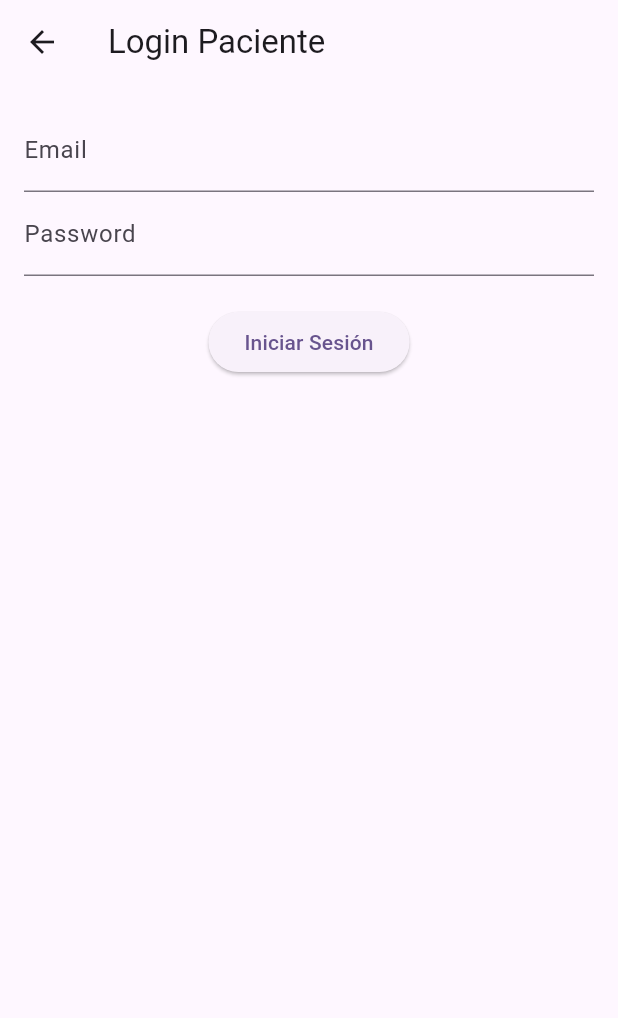
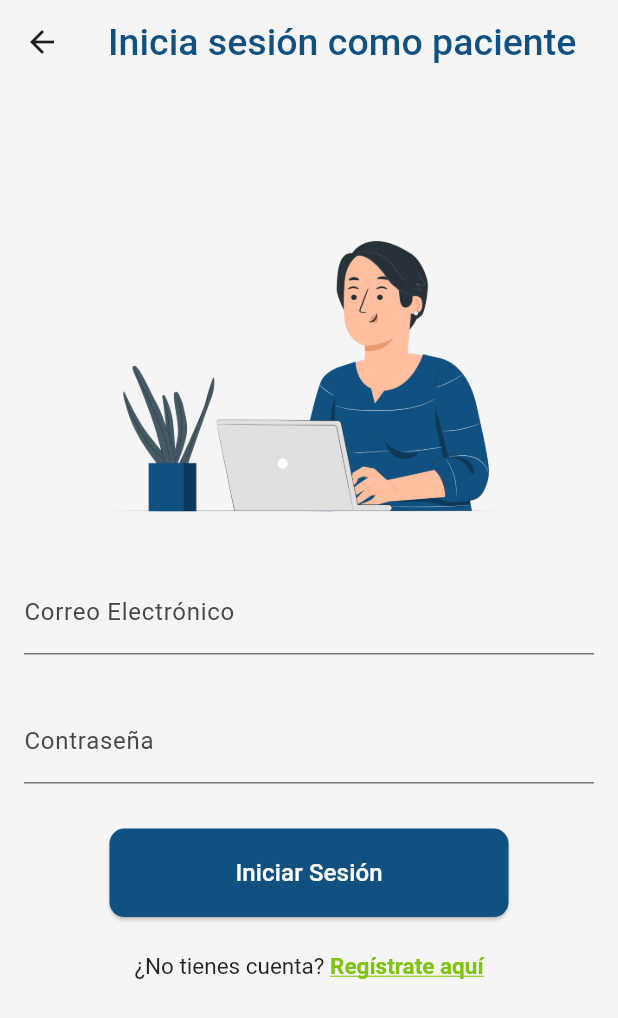
Before and after one commit to Danazaleon/MediConnect, a Flutter app: the screen it shows after launch, after a tap on "Como Paciente", on a phone screen of 412 x 824 dp. Shown: the top 1018 px of the screen. Run offline on Flutter 3.47's test engine with Material 3 defaults, Android fonts, the light colour scheme and no system bars; our stand-ins replace animated_toggle_switch, equatable, flutter_bloc, logger; Roboto replaces fonts that are missing (Verdana).

Commit message:
Parte visual del login y register

```diff
--- a/medi_connect/lib/constants/app_colors.dart
+++ b/medi_connect/lib/constants/app_colors.dart
@@ -6,6 +6,7 @@ class AppColors {
   static const Color background = Color(0xFFF5F5F5);
   static const Color white = Colors.white;
   static const Color black = Colors.black;
+  static const Color grey = Color.fromARGB(255, 120, 119, 119);
   static const Color accent = Color(0xFF870938);
   // Agrega más colores según tu diseño
 }
--- a/medi_connect/lib/main.dart
+++ b/medi_connect/lib/main.dart
@@ -5,6 +5,7 @@
 import 'package:medi_connect/screens/doctor_login_screen.dart';
 import 'package:medi_connect/screens/patient_login_screen.dart';
 import 'package:medi_connect/screens/role_selection_screen.dart';
+import 'package:medi_connect/widgets/register_screen.dart';
 
 void main() async {
   WidgetsFlutterBinding.ensureInitialized();
@@ -20,16 +21,14 @@
       child: MaterialApp(
       debugShowCheckedModeBanner: false,
       title: 'MediConnect',
-      theme: ThemeData(
-        colorScheme: ColorScheme.fromSeed(seedColor: Colors.deepPurple),
-        useMaterial3: true,
+      theme: ThemeData(useMaterial3: true,
       ),
       initialRoute: '/',
       routes: {
           '/': (context) => const RoleSelectionScreen(),
           '/doctor-login': (context) => const DoctorLoginScreen(),
           '/patient-login': (context) => const PatientLoginScreen(),
-          // Agrega aquí tus otras rutas
+          '/register': (context) => const RegisterScreen(),
         },
     )
     );
--- a/medi_connect/lib/screens/patient_login_screen.dart
+++ b/medi_connect/lib/screens/patient_login_screen.dart
@@ -1,61 +1,21 @@
 import 'package:flutter/material.dart';
 import 'package:flutter_bloc/flutter_bloc.dart';
 import 'package:medi_connect/cubits/auth/auth_cubit.dart';
+import 'package:medi_connect/widgets/login_screen.dart';
 
 class PatientLoginScreen extends StatelessWidget {
   const PatientLoginScreen({super.key});
 
   @override
   Widget build(BuildContext context) {
-    final emailController = TextEditingController();
-    final passwordController = TextEditingController();
-
-    return Scaffold(
-      appBar: AppBar(title: const Text('Login Paciente')),
-      body: BlocConsumer<AuthCubit, AuthState>(
-        listener: (context, state) {
-          if (state is PatientAuthenticated) {
-            // Navegar a pantalla principal de paciente
-            Navigator.pushReplacementNamed(context, '/patient-home');
-          } else if (state is AuthError) {
-            ScaffoldMessenger.of(context).showSnackBar(
-              SnackBar(content: Text(state.message)),
-            );
-          }
-        },
-        builder: (context, state) {
-          if (state is AuthLoading) {
-            return const Center(child: CircularProgressIndicator());
-          }
-
-          return Padding(
-            padding: const EdgeInsets.all(16.0),
-            child: Column(
-              children: [
-                TextField(
-                  controller: emailController,
-                  decoration: const InputDecoration(labelText: 'Email'),
-                ),
-                TextField(
-                  controller: passwordController,
-                  decoration: const InputDecoration(labelText: 'Password'),
-                  obscureText: true,
-                ),
-                const SizedBox(height: 20),
-                ElevatedButton(
-                  onPressed: () {
-                    context.read<AuthCubit>().loginPatient(
-                          emailController.text,
-                          passwordController.text,
-                        );
-                  },
-                  child: const Text('Iniciar Sesión'),
-                ),
-              ],
-            ),
-          );
-        },
-      ),
+    return LoginScreen(
+      title: 'Inicia sesión como paciente',
+      role: 'patient',
+      authCubit: context.read<AuthCubit>(),
+      onLogin: (ctx, email, password) {
+        ctx.read<AuthCubit>().loginPatient(email, password);
+      },
+      imagePath: 'lib/assets/login_person.png',
     );
   }
 }
--- a/medi_connect/lib/screens/role_selection_screen.dart
+++ b/medi_connect/lib/screens/role_selection_screen.dart
@@ -24,29 +24,14 @@ class RoleSelectionScreen extends StatelessWidget {
             child: Column(
               mainAxisAlignment: MainAxisAlignment.center,
               children: [
-
-                const SizedBox(height: 18),
-                //Texto "Bienvenid@ a"
-                const Text(
-                  'Bienvenid@ a',
-                  style: TextStyle(
-                    fontFamily: 'Verdana',
-                    fontSize: 30,
-                    color: AppColors.black,
-                    fontWeight: FontWeight.w900,
-                  ),
-                  textAlign: TextAlign.left,
-                ),
-                const SizedBox(height: 18),
-
                 // Logo MediConnect
                 Image.asset(
                   'lib/assets/logo_mediconnect.png',
-                  width: size.width,
-                  height: size.width * 0.6,
+                  width: size.width*0.6,
+                  height: size.width * 0.3,
                   fit: BoxFit.contain,
                 ),
-                const SizedBox(height: 10),
+                const SizedBox(height: 20),
 
                 // Texto "Cómo deseas iniciar?"
                 const Text(
@@ -60,6 +45,14 @@ class RoleSelectionScreen extends StatelessWidget {
                   textAlign: TextAlign.center,
                 ),
                 const SizedBox(height: 35),
+
+                //Logo Paciente
+                Image.asset(
+                  'lib/assets/logo_person.png',
+                  width: size.width*0.2,
+                  height: size.width * 0.2,
+                  fit: BoxFit.contain,
+                ),
 
                 // Botón Paciente -> Lleva al Login
                 FractionallySizedBox(
@@ -89,14 +82,22 @@ class RoleSelectionScreen extends StatelessWidget {
                       'Como Paciente',
                       style: TextStyle(
                         color: Colors.white,
-                        fontWeight: FontWeight.w600,
+                        fontWeight: FontWeight.w500,
                         fontFamily: 'Verdana',
                         fontSize: 16,
                       ),
                     ),
                   ),
                 ),
-                const SizedBox(height: 30),
+                const SizedBox(height: 40),
+
+                //Logo Doctor
+                Image.asset(
+                  'lib/assets/logo_doctor.png',
+                  width: size.width*0.2,
+                  height: size.width * 0.2,
+                  fit: BoxFit.contain,
+                ),
 
                 // Botón Doctor -> Lleva al Login
                 FractionallySizedBox(
@@ -123,10 +124,10 @@ class RoleSelectionScreen extends StatelessWidget {
                       );
                     },
                     child: const Text(
-                      'Como Doctor',
+                      'Como Doctor/a',
                       style: TextStyle(
                         color: Colors.white,
-                        fontWeight: FontWeight.w600,
+                        fontWeight: FontWeight.w500,
                         fontFamily: 'Verdana',
                         fontSize: 16,
                       ),
@@ -165,7 +166,7 @@ class RoleSelectionScreen extends StatelessWidget {
                       'Pruba de API',
                       style: TextStyle(
                         color: Colors.white,
-                        fontWeight: FontWeight.w600,
+                        fontWeight: FontWeight.w400,
                         fontFamily: 'Verdana',
                         fontSize: 16,
                       ),
--- /dev/null
+++ b/medi_connect/lib/widgets/login_screen.dart
@@ -0,0 +1,156 @@
+import 'package:flutter/material.dart';
+import 'package:flutter_bloc/flutter_bloc.dart';
+import 'package:medi_connect/constants/app_colors.dart';
+import 'package:medi_connect/cubits/auth/auth_cubit.dart';
+import 'package:flutter/gestures.dart';
+
+class LoginScreen extends StatelessWidget {
+  final String title;
+  final String role; // 'doctor' o 'patient'
+  final void Function(BuildContext, String, String) onLogin;
+  final AuthCubit authCubit;
+  final String imagePath;
+
+  const LoginScreen({
+    super.key,
+    required this.title,
+    required this.role,
+    required this.onLogin,
+    required this.authCubit,
+    required this.imagePath,
+  });
+
+  @override
+  Widget build(BuildContext context) {
+    final emailController = TextEditingController();
+    final passwordController = TextEditingController();
+
+    return Scaffold(
+      appBar: AppBar(title: Text(title),
+        titleTextStyle: const TextStyle(
+          color: AppColors.primary,
+          fontFamily: 'Verdana',
+          fontWeight: FontWeight.w500,
+          fontSize: 25,
+        ),
+      backgroundColor: AppColors.background),
+
+      backgroundColor: AppColors.background,
+      body: BlocConsumer<AuthCubit, AuthState>(
+        bloc: authCubit,
+        listener: (context, state) {
+          if (state is DoctorAuthenticated && role == 'doctor') {
+            Navigator.pushReplacementNamed(context, '/doctor-home');
+          } else if (state is PatientAuthenticated && role == 'patient') {
+            Navigator.pushReplacementNamed(context, '/patient-home');
+          } else if (state is AuthError) {
+            ScaffoldMessenger.of(
+              context,
+            ).showSnackBar(SnackBar(content: Text(state.message)));
+          }
+        },
+        builder: (context, state) {
+          if (state is AuthLoading) {
+            return const Center(child: CircularProgressIndicator());
+          }
+          final screenWidth = MediaQuery.of(context).size.width;
+          return Padding(
+            padding: const EdgeInsets.all(16.0),
+            child: Column(
+              children: [
+                Image.asset(
+                  imagePath,
+                  width: screenWidth * 0.7, // 35% del ancho de pantalla
+                  height: screenWidth * 0.7,
+                  fit: BoxFit.contain,
+                ),
+
+                const SizedBox(height: 20),
+                //Correo electronico
+                TextField(
+                  controller: emailController,
+                  decoration: const InputDecoration(
+                    labelText: 'Correo Electrónico',
+                    fillColor: AppColors.primary,
+                  ),
+                ),
+                const SizedBox(height: 30),
+
+                //Contraseña
+                TextField(
+                  controller: passwordController,
+                  decoration: const InputDecoration(labelText: 'Contraseña',
+                  focusColor: AppColors.primary,
+                  prefixIconColor: AppColors.primary,
+                  suffixIconColor: AppColors.primary,
+                  hoverColor: AppColors.primary,
+                  ),
+                  obscureText: true,
+                ),
+
+                const SizedBox(height: 30),
+
+                // Botón de inicio de sesión
+                FractionallySizedBox(
+                  widthFactor: 0.7,
+                  child: ElevatedButton(
+                    style: ElevatedButton.styleFrom(
+                      backgroundColor: AppColors.primary,
+                      shape: RoundedRectangleBorder(
+                        borderRadius: BorderRadius.circular(10),
+                      ),
+                      padding: const EdgeInsets.symmetric(vertical: 18),
+                    ),
+                    onPressed: () {
+                      onLogin(
+                        context,
+                        emailController.text,
+                        passwordController.text,
+                      );
+                    },
+                    child: const Text(
+                      'Iniciar Sesión',
+                      style: TextStyle(
+                        color: Colors.white,
+                        fontWeight: FontWeight.w500,
+                        fontFamily: 'Verdana',
+                        fontSize: 16,
+                      ),
+                    ),
+                  ),
+                ),
+                const SizedBox(height: 24),
+
+                // Texto de registro con hipervínculo
+                RichText(
+                  text: TextSpan(
+                    text: '¿No tienes cuenta? ',
+                    style: const TextStyle(
+                      color: Colors.black87,
+                      fontFamily: 'Verdana',
+                      fontSize: 15,
+                    ),
+                    children: [
+                      TextSpan(
+                        text: 'Regístrate aquí',
+                        style: const TextStyle(
+                          color: AppColors.secondary,
+                          decoration: TextDecoration.underline,
+                          fontWeight: FontWeight.bold,
+                        ),
+                        recognizer: TapGestureRecognizer()
+                          ..onTap = () {
+                            Navigator.pushNamed(context, '/register');
+                          },
+                      ),
+                    ],
+                  ),
+                ),
+              ],
+            ),
+          );
+        },
+      ),
+    );
+  }
+}
```
Also changed, not shown: medi_connect/lib/screens/doctor_login_screen.dart (+10 -49 lines), medi_connect/lib/widgets/register_screen.dart (added, +320 -0 lines), medi_connect/pubspec.yaml (+7 -0 lines), medi_connect/lib/assets/doctors_image.png (added), medi_connect/lib/assets/login_doctor.png (added), medi_connect/lib/assets/login_person.png (added), medi_connect/lib/assets/logo_doctor.png (added), medi_connect/lib/assets/logo_person.png (added), medi_connect/lib/assets/register_people.png (added), medi_connect/lib/widgets/login_widgets/login.dart (deleted), medi_connect/lib/widgets/sing_up_widgets/sing_up.dart (deleted), medi_connect/pubspec.lock.
